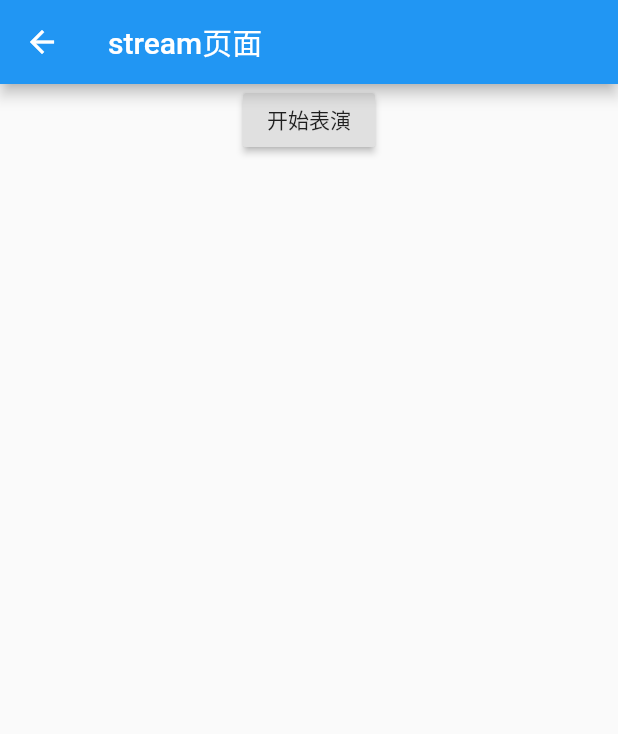
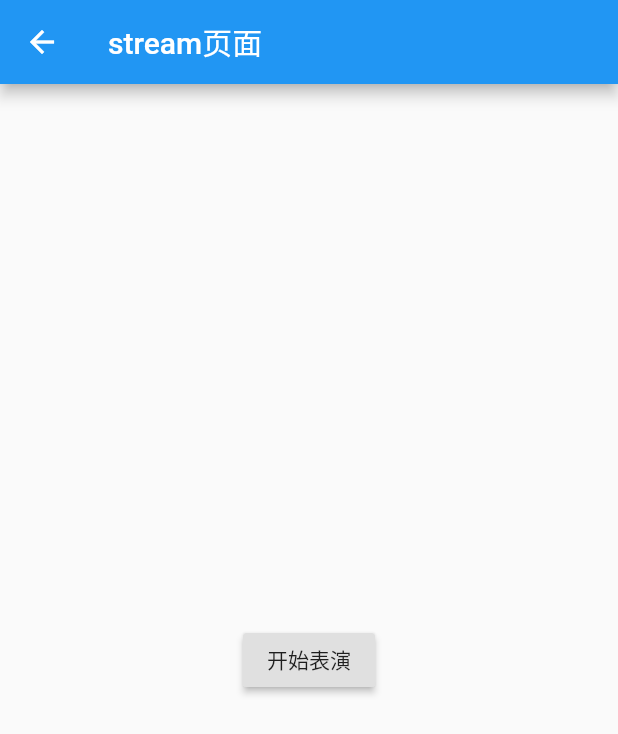
Before and after one commit to al8n/dart_thread_example, a Flutter app: the StreamExamplePage screen opened directly, on a phone screen of 412 x 824 dp. Shown: the top 734 px of the screen. Run offline on Flutter 3.47's test engine with Material 2 defaults, Android fonts, the phone set to English and light mode, and no system bars; our stand-ins replace dio; missing offline and left inert: image_picker_saver.

Commit message:
fix typo

```diff
--- a/lib/pages/stream_example_page.dart
+++ b/lib/pages/stream_example_page.dart
@@ -88,6 +88,8 @@ class _StreamExamplePageState extends State<StreamExamplePage> {
         title: Text("stream页面"),
       ),
       body: Column(
+        mainAxisAlignment: MainAxisAlignment.center,
+        mainAxisSize: MainAxisSize.max,
         children: <Widget>[
           Container(
             child: Center(
```
Also changed, not shown: lib/pages/timer_example_page.dart (+5 -4 lines).
